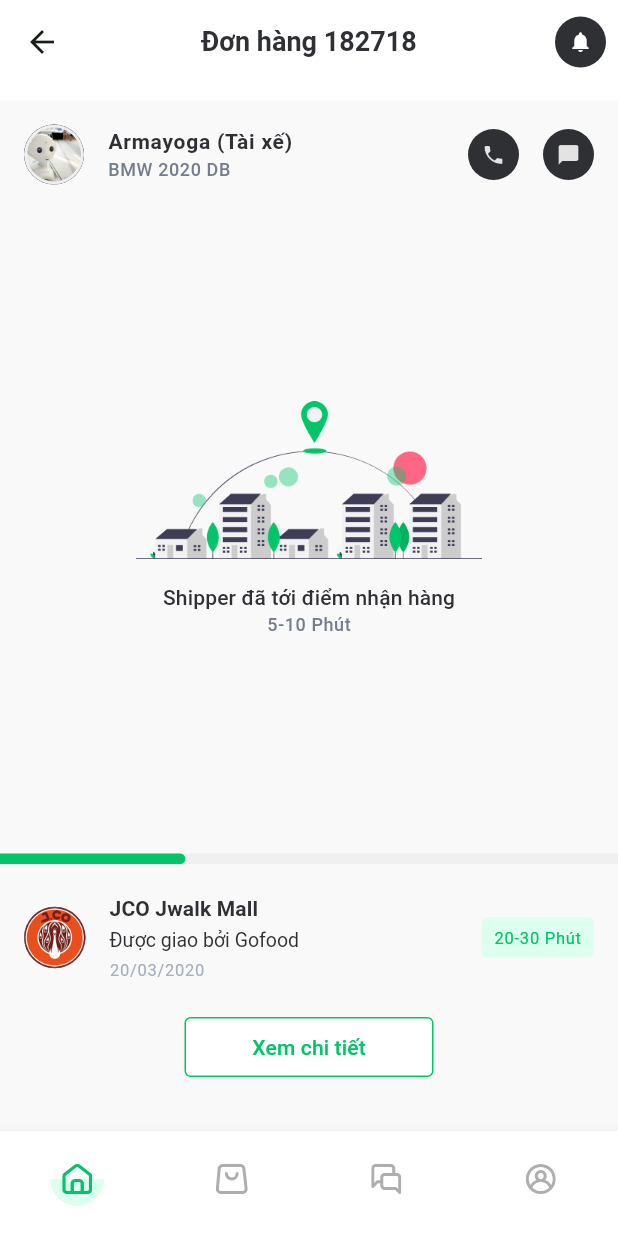
After one commit to thoghoaq/CapstoneFA23, a Flutter app: the TrackingOrderPage screen opened by its route, on a phone screen of 412 x 824 dp. The commit adds this screen. Run offline on Flutter 3.47's test engine with Material 2 defaults, Android fonts, the phone set to English and light mode, and no system bars; our stand-ins replace flutter_svg, go_router, pinput, responsive_framework; Roboto replaces fonts that are missing (SFUIText); project files that could hold a hidden picture were left out.

Commit message:
tracking order

```diff
--- /dev/null
+++ b/capstone_fa23_customer/lib/domain/enums/shipping_progress.dart
@@ -0,0 +1,18 @@
+enum ShippingProgress {
+  goingToPickup("Shipper đã tới điểm nhận hàng", "5-10 Phút",
+      "assets/images/contexts/shipping_progress_1.png", 0.3),
+  pickedUp("Shipper đã lấy gói hàng", "5-10 Phút",
+      "assets/images/contexts/shipping_progress_1.png", 0.5),
+  onGoing("Shipper đang tới địa điểm của bạn", "5-10 Phút",
+      "assets/images/contexts/shipping_progress_2.png", 0.7),
+  shipped("Đơn hàng đã được giao thành công", "Đã giao hàng",
+      "assets/images/contexts/shipping_progress_3.png", 1);
+
+  final String message;
+  final String description;
+  final String image;
+  final double percent;
+
+  const ShippingProgress(
+      this.message, this.description, this.image, this.percent);
+}
--- /dev/null
+++ b/capstone_fa23_customer/lib/pages/tracking_order.dart
@@ -0,0 +1,127 @@
+import 'package:capstone_fa23_customer/domain/enums/shipping_progress.dart';
+import 'package:capstone_fa23_customer/partials/contact_list_title.dart';
+import 'package:capstone_fa23_customer/partials/progress_line.dart';
+import 'package:design_kit/material.dart';
+import 'package:flutter/material.dart';
+
+class TrackingOrderPage extends StatelessWidget {
+  const TrackingOrderPage({super.key});
+
+  String get _orderName => "Đơn hàng 182718";
+  ShippingProgress get _status => ShippingProgress.goingToPickup;
+  get _order => {
+        "icon": "assets/images/contexts/brand_1.png",
+        "title": "JCO Jwalk Mall",
+        "subtitle": "Được giao bởi Gofood",
+        "description": "20/03/2020",
+      };
+
+  @override
+  Widget build(BuildContext context) {
+    return Scaffold(
+      appBar: DAppBar(
+        title: _orderName,
+        actions: [
+          IconButton(
+            onPressed: () {},
+            icon: const DIconCircle(
+                icon: Icon(
+              Icons.notifications,
+              size: 16,
+            )),
+            color: Theme.of(context).colorScheme.background,
+          ),
+        ],
+      ),
+      body: Column(children: [
+        const SizedBox(
+          height: 16,
+        ),
+        ContactListTile(
+          avatar: Image.asset("assets/images/contexts/avatar_2.png"),
+          title: "Armayoga (Tài xế)",
+          subtitle: "BMW 2020 DB",
+        ),
+        Expanded(
+          child: Column(mainAxisAlignment: MainAxisAlignment.center, children: [
+            SizedBox(width: 231, child: Image.asset(_status.image)),
+            const SizedBox(height: 16),
+            Text(
+              _status.message,
+              style: Theme.of(context).textTheme.labelLarge?.copyWith(
+                    color: Theme.of(context).colorScheme.secondary,
+                  ),
+            ),
+            Text(
+              _status.description,
+              style: Theme.of(context).textTheme.bodySmall,
+            ),
+          ]),
+        ),
+        ProgressLine(
+          percent: _status.percent,
+        ),
+        Padding(
+          padding: const EdgeInsets.symmetric(horizontal: 16, vertical: 16),
+          child: Row(
+            children: [
+              if (_order["icon"] != null)
+                DAvatarCircle(image: Image.asset(_order["icon"]), radius: 41),
+              SizedBox(width: _order["icon"] != null ? 16 : 0),
+              Expanded(
+                child: SizedBox(
+                  height: 66,
+                  child: Column(
+                    crossAxisAlignment: CrossAxisAlignment.start,
+                    mainAxisAlignment: MainAxisAlignment.spaceEvenly,
+                    children: [
+                      Text(
+                        _order["title"],
+                        style: Theme.of(context).textTheme.titleSmall?.copyWith(
+                            color: Theme.of(context).colorScheme.secondary,
+                            fontWeight: FontWeight.w600),
+                      ),
+                      Text(
+                        _order["subtitle"] ?? '',
+                        style: Theme.of(context).textTheme.displaySmall,
+                      ),
+                      Text(
+                        _order["description"] ?? '',
+                        style: Theme.of(context)
+                            .textTheme
+                            .labelSmall
+                            ?.copyWith(color: DColors.gray3),
+                      ),
+                    ],
+                  ),
+                ),
+              ),
+              Container(
+                width: 75,
+                height: 27,
+                decoration: BoxDecoration(
+                  borderRadius: BorderRadius.circular(4),
+                  color: DColors.softGreen,
+                ),
+                child: Center(
+                  child: Text(
+                    "20-30 Phút",
+                    style: Theme.of(context)
+                        .textTheme
+                        .labelSmall
+                        ?.apply(color: Theme.of(context).colorScheme.primary),
+                  ),
+                ),
+              )
+            ],
+          ),
+        ),
+        DOutlinedButton.small(
+          text: "Xem chi tiết",
+          onPressed: () {},
+        ),
+        const SizedBox(height: 32),
+      ]),
+    );
+  }
+}
--- a/capstone_fa23_customer/lib/pages/transaction_page.dart
+++ b/capstone_fa23_customer/lib/pages/transaction_page.dart
@@ -2,6 +2,7 @@
 import 'package:capstone_fa23_customer/partials/transaction_list_tile.dart';
 import 'package:design_kit/material.dart';
 import 'package:flutter/material.dart';
+import 'package:go_router/go_router.dart';
 
 class TransactionPage extends StatelessWidget {
   TransactionPage({super.key});
@@ -87,6 +88,9 @@
             description: transactions[index]["description"],
             status: transactions[index]["status"],
             showBottomDivider: true,
+            onTap: () {
+              context.push('/transaction/trackingOrder');
+            },
           );
         },
         itemCount: transactions.length,
--- /dev/null
+++ b/capstone_fa23_customer/lib/partials/contact_list_title.dart
@@ -0,0 +1,55 @@
+import 'package:design_kit/material.dart';
+import 'package:flutter/material.dart';
+
+class ContactListTile extends StatelessWidget {
+  final Widget? avatar;
+  final String title;
+  final String? subtitle;
+  const ContactListTile(
+      {super.key, this.avatar, required this.title, this.subtitle});
+
+  @override
+  Widget build(BuildContext context) {
+    return Padding(
+      padding: const EdgeInsets.symmetric(horizontal: 16),
+      child: Row(
+        children: [
+          if (avatar != null)
+            DAvatarCircle(
+              image: avatar!,
+              radius: 40,
+            ),
+          const SizedBox(width: 16),
+          Expanded(
+            child: Column(
+              crossAxisAlignment: CrossAxisAlignment.start,
+              children: [
+                Text(
+                  title,
+                  style: Theme.of(context).textTheme.bodyLarge,
+                ),
+                Text(subtitle ?? "",
+                    style: Theme.of(context).textTheme.bodySmall)
+              ],
+            ),
+          ),
+          const Row(
+            children: [
+              DIconCircle(
+                  icon: Icon(
+                Icons.phone,
+                size: 16,
+              )),
+              SizedBox(width: 16),
+              DIconCircle(
+                  icon: Icon(
+                Icons.messenger,
+                size: 16,
+              )),
+            ],
+          )
+        ],
+      ),
+    );
+  }
+}
--- /dev/null
+++ b/capstone_fa23_customer/lib/partials/progress_line.dart
@@ -0,0 +1,36 @@
+import 'package:design_kit/material.dart';
+import 'package:flutter/material.dart';
+
+class ProgressLine extends StatelessWidget {
+  final double percent;
+  const ProgressLine({
+    super.key,
+    this.percent = 0,
+  });
+
+  @override
+  Widget build(BuildContext context) {
+    return Stack(
+      children: [
+        Container(
+          height: 7,
+          width: double.infinity,
+          decoration: const BoxDecoration(color: DColors.gray5),
+        ),
+        FractionallySizedBox(
+          widthFactor: percent,
+          child: Container(
+            height: 7,
+            width: double.infinity,
+            decoration: BoxDecoration(
+                color: Theme.of(context).colorScheme.primary,
+                borderRadius: const BorderRadius.only(
+                  topRight: Radius.circular(100),
+                  bottomRight: Radius.circular(100),
+                )),
+          ),
+        ),
+      ],
+    );
+  }
+}
--- a/capstone_fa23_customer/lib/partials/transaction_list_tile.dart
+++ b/capstone_fa23_customer/lib/partials/transaction_list_tile.dart
@@ -37,7 +37,7 @@
                 : BorderSide.none,
           ),
         ),
-        child: GestureDetector(
+        child: InkWell(
           onTap: onTap,
           child: Padding(
             padding: const EdgeInsets.symmetric(horizontal: 16, vertical: 8),
--- a/capstone_fa23_customer/lib/routes/router.dart
+++ b/capstone_fa23_customer/lib/routes/router.dart
@@ -4,6 +4,7 @@
 import 'package:capstone_fa23_customer/pages/logo_page.dart';
 import 'package:capstone_fa23_customer/pages/main_page.dart';
 import 'package:capstone_fa23_customer/pages/profile_page.dart';
+import 'package:capstone_fa23_customer/pages/tracking_order.dart';
 import 'package:capstone_fa23_customer/pages/transaction_page.dart';
 import 'package:capstone_fa23_customer/pages/update_profile_page.dart';
 import 'package:go_router/go_router.dart';
@@ -33,6 +34,13 @@
                 name: "transaction",
                 path: "transaction",
                 builder: (context, state) => TransactionPage(),
+                routes: [
+                  GoRoute(
+                    name: "trackingOrder",
+                    path: "trackingOrder",
+                    builder: (context, state) => const TrackingOrderPage(),
+                  ),
+                ],
               ),
               GoRoute(
                 name: "profile",
--- a/capstone_fa23_customer/lib/themes/text_theme.dart
+++ b/capstone_fa23_customer/lib/themes/text_theme.dart
@@ -62,4 +62,16 @@
       color: DColors.defaultText,
       fontFamily: DFontFamily.sfUIText,
       fontWeight: FontWeight.w400,
+    ),
+    bodyLarge: TextStyle(
+      fontSize: 14,
+      color: DColors.defaultText,
+      fontFamily: DFontFamily.sfUIText,
+      fontWeight: FontWeight.w600,
+    ),
+    bodySmall: TextStyle(
+      fontSize: 12,
+      color: DColors.gray2,
+      fontFamily: DFontFamily.sfUIText,
+      fontWeight: FontWeight.w500,
     ));
--- a/design_kit/lib/material.dart
+++ b/design_kit/lib/material.dart
@@ -11,3 +11,4 @@
 export 'src/material/bottom_navigation_bar.dart';
 export 'src/material/active_navigation_bar_icon.dart';
 export 'src/material/app_bar.dart';
+export 'src/material/icon_circle.dart';
--- a/design_kit/lib/src/material/app_bar.dart
+++ b/design_kit/lib/src/material/app_bar.dart
@@ -2,7 +2,9 @@
 
 class DAppBar extends StatefulWidget implements PreferredSizeWidget {
   final String title;
-  const DAppBar({Key? key, required this.title}) : super(key: key);
+  final List<Widget>? actions;
+  const DAppBar({Key? key, required this.title, this.actions})
+      : super(key: key);
 
   @override
   State<DAppBar> createState() => _DAppBarState();
@@ -21,6 +23,7 @@
       ),
       centerTitle: true,
       backgroundColor: Theme.of(context).colorScheme.background,
+      actions: widget.actions,
     );
   }
 }
--- /dev/null
+++ b/design_kit/lib/src/material/icon_circle.dart
@@ -0,0 +1,23 @@
+import 'package:design_kit/src/material/colors.dart';
+import 'package:flutter/material.dart';
+
+class DIconCircle extends StatelessWidget {
+  final Icon icon;
+  const DIconCircle({Key? key, required this.icon}) : super(key: key);
+
+  @override
+  Widget build(BuildContext context) {
+    return Container(
+      width: 34,
+      height: 34,
+      decoration: BoxDecoration(
+          color: DColors.defaultText, borderRadius: BorderRadius.circular(100)),
+      child: Center(
+        child: ColorFiltered(
+            colorFilter: ColorFilter.mode(
+                Theme.of(context).colorScheme.background, BlendMode.srcIn),
+            child: icon),
+      ),
+    );
+  }
+}
```
Also changed, not shown: capstone_fa23_customer/assets/images/contexts/avatar_2.png (added), capstone_fa23_customer/assets/images/contexts/shipping_progress_1.png (added), capstone_fa23_customer/assets/images/contexts/shipping_progress_2.png (added), capstone_fa23_customer/assets/images/contexts/shipping_progress_3.png (added).
